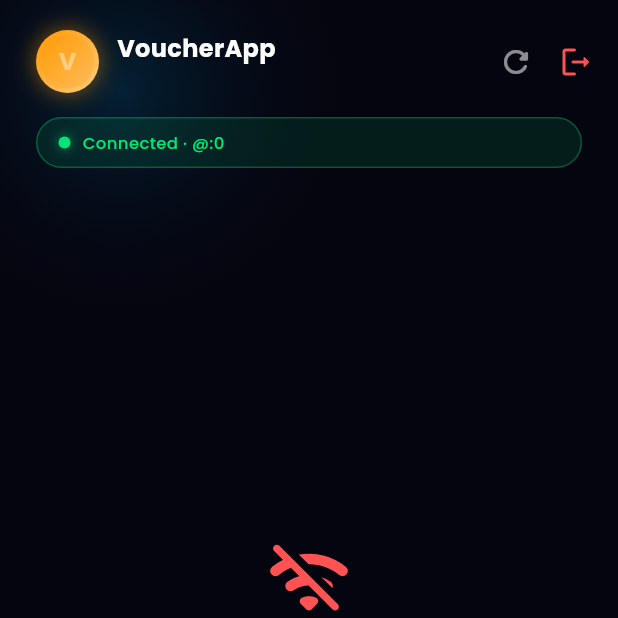
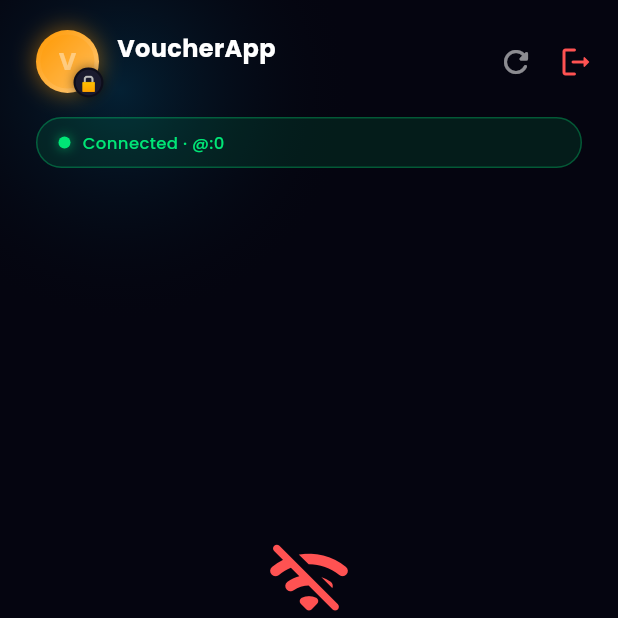
Before and after one commit to jcboy050404-cmd/JCVoucherAppWeb, a Flutter app: the DashboardScreen screen opened directly with empty values, on a phone screen of 412 x 824 dp, the top half of it. Run offline on Flutter 3.47's test engine with Material 3 defaults, Android fonts, the phone set to English and light mode, and no system bars; our stand-ins replace file_picker, fl_chart, flutter_dotenv, flutter_local_notifications, flutter_secure_storage, flutter_spinkit and 10 more; accounts and stored records are empty; network calls fail; project files that could hold a hidden picture were left out.

Commit message:
style: add floating emoji badge overlays on profile avatar
- Trial mode:     🔒 lock badge (dark bg, amber ring)
- PRO Monthly:    ⚡ bolt badge (blue bg, blue ring)
- PRO Lifetime:   👑 crown badge (gold bg, gold ring)
- Admin:          🛡 shield badge (purple bg, purple ring)

Badge sits bottom-right of the avatar ring as a floating
Positioned widget inside a Stack, with a dark border and
drop shadow for crisp separation from the background.

```diff
--- a/lib/screens/dashboard_screen.dart
+++ b/lib/screens/dashboard_screen.dart
@@ -1398,7 +1398,10 @@ class _DashboardScreenState extends State<DashboardScreen>
                               ),
                               child: Row(
                                 children: [
-                                  // Profile avatar with mode-specific border ring
+                                  // Profile avatar with mode-specific gradient ring + badge
+                                  Stack(
+                                    clipBehavior: Clip.none,
+                                    children: [
                                       Container(
                                         padding: const EdgeInsets.all(2),
                                         decoration: BoxDecoration(
@@ -1407,10 +1410,10 @@ class _DashboardScreenState extends State<DashboardScreen>
                                             colors: isAdmin
                                                 ? [const Color(0xFF9C27B0), const Color(0xFFCE93D8)]
                                                 : (_isPro && (_proExpiresAt == null || _proExpiresAt!.isEmpty))
-                                                ? [const Color(0xFFFFB300), const Color(0xFFFFD54F)] // Gold — PRO lifetime
+                                                    ? [const Color(0xFFFFB300), const Color(0xFFFFD54F)]
                                                     : _isPro
-                                                    ? [const Color(0xFF1976D2), const Color(0xFF42A5F5)] // Blue — PRO Monthly
-                                                    : [const Color(0xFFFF9800), const Color(0xFFFFCC80)], // Amber — Trial
+                                                        ? [const Color(0xFF1976D2), const Color(0xFF42A5F5)]
+                                                        : [const Color(0xFFFF9800), const Color(0xFFFFCC80)],
                                             begin: Alignment.topLeft,
                                             end: Alignment.bottomRight,
                                           ),
@@ -1422,9 +1425,9 @@ class _DashboardScreenState extends State<DashboardScreen>
                                                       ? const Color(0xFFFFB300)
                                                       : _isPro
                                                           ? const Color(0xFF1976D2)
-                                                      : const Color(0xFFFF9800)).withValues(alpha: 0.4),
-                                          blurRadius: 6,
-                                          spreadRadius: 0,
+                                                          : const Color(0xFFFF9800)).withValues(alpha: 0.45),
+                                              blurRadius: 8,
+                                              spreadRadius: 1,
                                             ),
                                           ],
                                         ),
@@ -1454,6 +1457,49 @@ class _DashboardScreenState extends State<DashboardScreen>
                                             ),
                                           ),
                                         ),
+                                      ),
+                                      // Floating badge — bottom-right of ring
+                                      Positioned(
+                                        bottom: -2,
+                                        right: -2,
+                                        child: Container(
+                                          width: 16,
+                                          height: 16,
+                                          decoration: BoxDecoration(
+                                            shape: BoxShape.circle,
+                                            color: isAdmin
+                                                ? const Color(0xFF9C27B0)
+                                                : (_isPro && (_proExpiresAt == null || _proExpiresAt!.isEmpty))
+                                                    ? const Color(0xFFFFB300)
+                                                    : _isPro
+                                                        ? const Color(0xFF1976D2)
+                                                        : const Color(0xFF1A1A2E),
+                                            border: Border.all(
+                                              color: const Color(0xFF1A1A2E),
+                                              width: 1.5,
+                                            ),
+                                            boxShadow: [
+                                              BoxShadow(
+                                                color: Colors.black.withValues(alpha: 0.4),
+                                                blurRadius: 4,
+                                              ),
+                                            ],
+                                          ),
+                                          child: Center(
+                                            child: Text(
+                                              isAdmin
+                                                  ? '🛡'
+                                                  : (_isPro && (_proExpiresAt == null || _proExpiresAt!.isEmpty))
+                                                      ? '👑'
+                                                      : _isPro
+                                                          ? '⚡'
+                                                          : '🔒',
+                                              style: const TextStyle(fontSize: 8),
+                                            ),
+                                          ),
+                                        ),
+                                      ),
+                                    ],
                                   ),
                                   const SizedBox(width: 12),
                                   Expanded(
@@ -2475,7 +2521,10 @@ class _DashboardScreenState extends State<DashboardScreen>
                   padding: const EdgeInsets.fromLTRB(24, 20, 8, 0),
                   child: Row(
                     children: [
-                      // Mode-aware profile ring — Trial=Amber, PRO Monthly=Blue, PRO=Gold, Admin=Purple
+                      // Mode-aware profile ring + floating badge
+                      Stack(
+                        clipBehavior: Clip.none,
+                        children: [
                           Container(
                             padding: const EdgeInsets.all(3),
                             decoration: BoxDecoration(
@@ -2484,10 +2533,10 @@ class _DashboardScreenState extends State<DashboardScreen>
                                 colors: currentUser?.isAdmin == true
                                     ? [const Color(0xFF9C27B0), const Color(0xFFCE93D8)]
                                     : (_isPro && (_proExpiresAt == null || _proExpiresAt!.isEmpty))
-                                    ? [const Color(0xFFFFB300), const Color(0xFFFFD54F)] // Gold — PRO lifetime
+                                        ? [const Color(0xFFFFB300), const Color(0xFFFFD54F)]
                                         : _isPro
-                                        ? [const Color(0xFF1976D2), const Color(0xFF42A5F5)] // Blue — PRO Monthly
-                                        : [const Color(0xFFFF9800), const Color(0xFFFFCC80)], // Amber — Trial
+                                            ? [const Color(0xFF1976D2), const Color(0xFF42A5F5)]
+                                            : [const Color(0xFFFF9800), const Color(0xFFFFCC80)],
                                 begin: Alignment.topLeft,
                                 end: Alignment.bottomRight,
                               ),
@@ -2542,6 +2591,50 @@ class _DashboardScreenState extends State<DashboardScreen>
                                     ),
                                   ),
                                 ),
+                          ),
+                          // Floating badge — bottom-right of ring
+                          Positioned(
+                            bottom: -3,
+                            right: -3,
+                            child: Container(
+                              width: 20,
+                              height: 20,
+                              decoration: BoxDecoration(
+                                shape: BoxShape.circle,
+                                color: currentUser?.isAdmin == true
+                                    ? const Color(0xFF9C27B0)
+                                    : (_isPro && (_proExpiresAt == null || _proExpiresAt!.isEmpty))
+                                        ? const Color(0xFFFFB300)
+                                        : _isPro
+                                            ? const Color(0xFF1976D2)
+                                            : const Color(0xFF1A1A2E),
+                                border: Border.all(
+                                  color: const Color(0xFF0D0D1A),
+                                  width: 1.5,
+                                ),
+                                boxShadow: [
+                                  BoxShadow(
+                                    color: Colors.black.withValues(alpha: 0.5),
+                                    blurRadius: 6,
+                                    spreadRadius: 0,
+                                  ),
+                                ],
+                              ),
+                              child: Center(
+                                child: Text(
+                                  currentUser?.isAdmin == true
+                                      ? '🛡'
+                                      : (_isPro && (_proExpiresAt == null || _proExpiresAt!.isEmpty))
+                                          ? '👑'
+                                          : _isPro
+                                              ? '⚡'
+                                              : '🔒',
+                                  style: const TextStyle(fontSize: 10),
+                                ),
+                              ),
+                            ),
+                          ),
+                        ],
                       ),
                       const SizedBox(width: 12),
                       Expanded(
```
Lines whose indentation alone changed are shown as unchanged.
